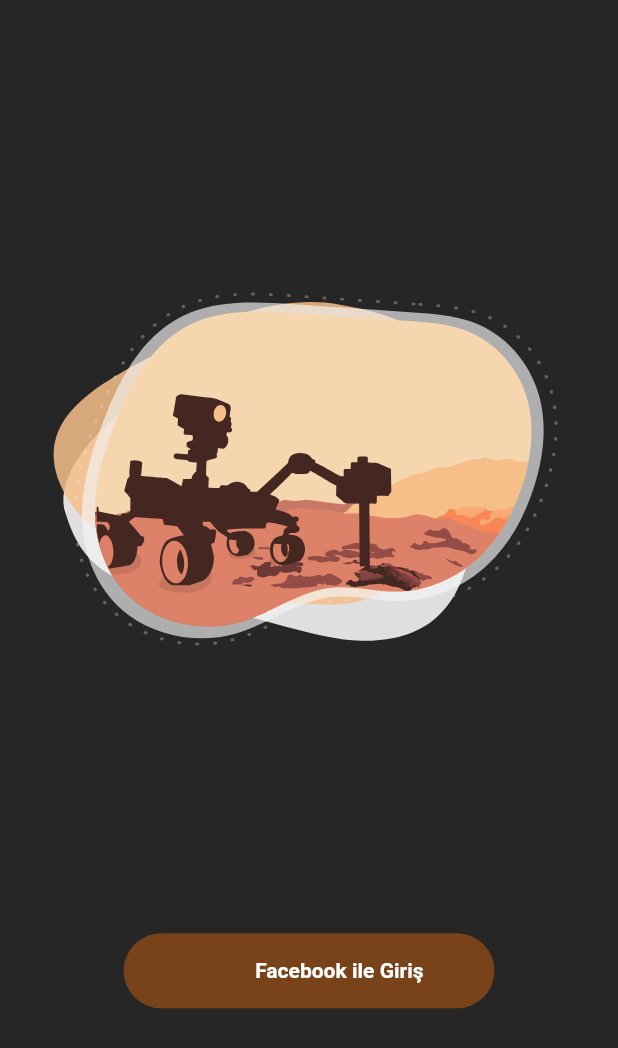
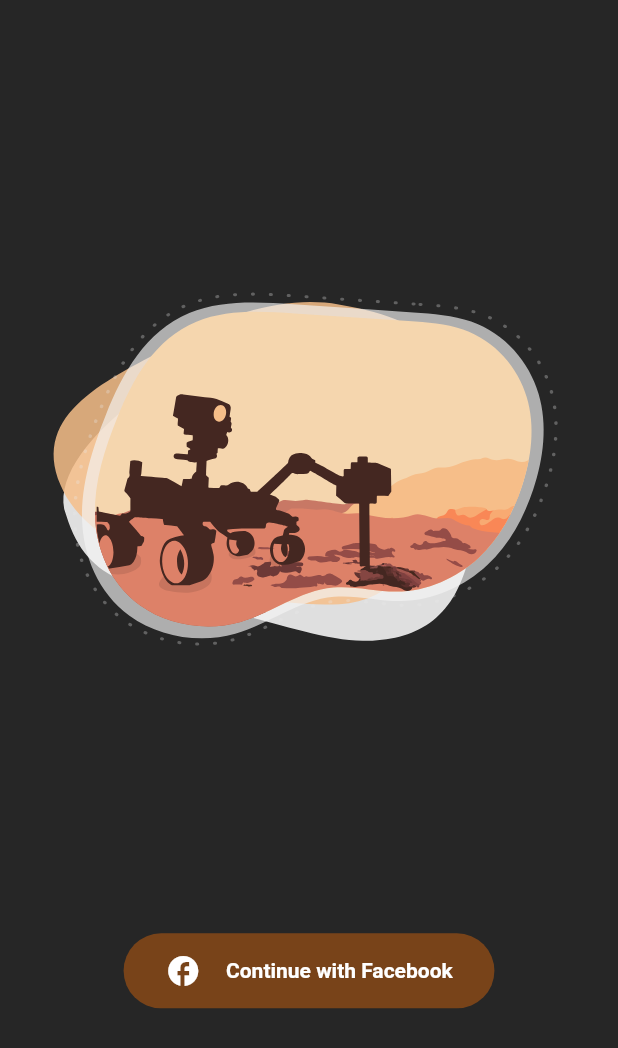
Before and after one commit to yunusemrealpak/parasut_rover_flutter, a Flutter app: the screen it shows after launch, on a phone screen of 412 x 824 dp. Shown: the top 1048 px of the screen. Run offline on Flutter 3.47's test engine with Material 2 defaults, Android fonts, the phone set to English and light mode, and no system bars; our stand-ins replace animate_do, bot_toast, dio, firebase_auth, firebase_core, flutter_datetime_picker and 6 more; missing offline and left inert: flutter_facebook_auth; accounts and stored records are empty.

Commit message:
final fixes made

```diff
--- a/lib/ui/login/service/login_service.dart
+++ b/lib/ui/login/service/login_service.dart
@@ -29,6 +29,7 @@
         case LoginStatus.failed:
           return Failure(errorMessage: 'An error occurred. Try again');
         default:
+          return Failure(errorMessage: 'Try again');
       }
     } on FirebaseAuthException catch (e) {
       switch (e.code) {
--- a/lib/ui/login/view/login_view.dart
+++ b/lib/ui/login/view/login_view.dart
@@ -1,3 +1,4 @@
+import 'package:animate_do/animate_do.dart';
 import 'package:flutter/cupertino.dart';
 import 'package:flutter/material.dart';
 import 'package:lottie/lottie.dart';
@@ -15,17 +16,28 @@
   Widget build(BuildContext context) {
     return BaseView<LoginViewModel>(
       viewModel: LoginViewModel(),
+      onModelReady: (model) {
+        model.setContext(context);
+      },
       builder: (context, model, _) => BaseLoader(
         state: model.state,
         child: CupertinoPageScaffold(
           child: Column(
             mainAxisAlignment: MainAxisAlignment.spaceEvenly,
             children: [
-              Lottie.asset(
+              FadeIn(
+                delay: Duration(milliseconds: 350),
+                duration: Duration(milliseconds: 1200),
+                child: Lottie.asset(
                   LottieConstants.ROVER_PATH,
                   repeat: true,
                 ),
-              GestureDetector(
+              ),
+              FadeInUp(
+                delay: Duration(milliseconds: 850),
+                duration: Duration(milliseconds: 800),
+                from: 10,
+                child: GestureDetector(
                   onTap: () => model.loginWithFacebook(),
                   child: Container(
                     width: context.customWidthValue(0.6),
@@ -34,15 +46,16 @@
                     child: Row(
                       mainAxisAlignment: MainAxisAlignment.center,
                       children: [
-                      Icon(Icons.facebook),
+                        Icon(Icons.facebook, color: Colors.white),
                         SizedBox(width: context.mediumWidthValue),
                         Text(
-                        "Facebook ile Giriş",
+                          "Continue with Facebook",
                           style: TextStyle(
                             fontWeight: FontWeight.bold,
                           ),
                         )
                       ],
+                    ),
                   ),
                 ),
               ),
```
Also changed, not shown: lib/ui/rover/view/rover_view.dart (+22 -1 lines), 3 other files. Lines whose indentation alone changed are shown as unchanged.
